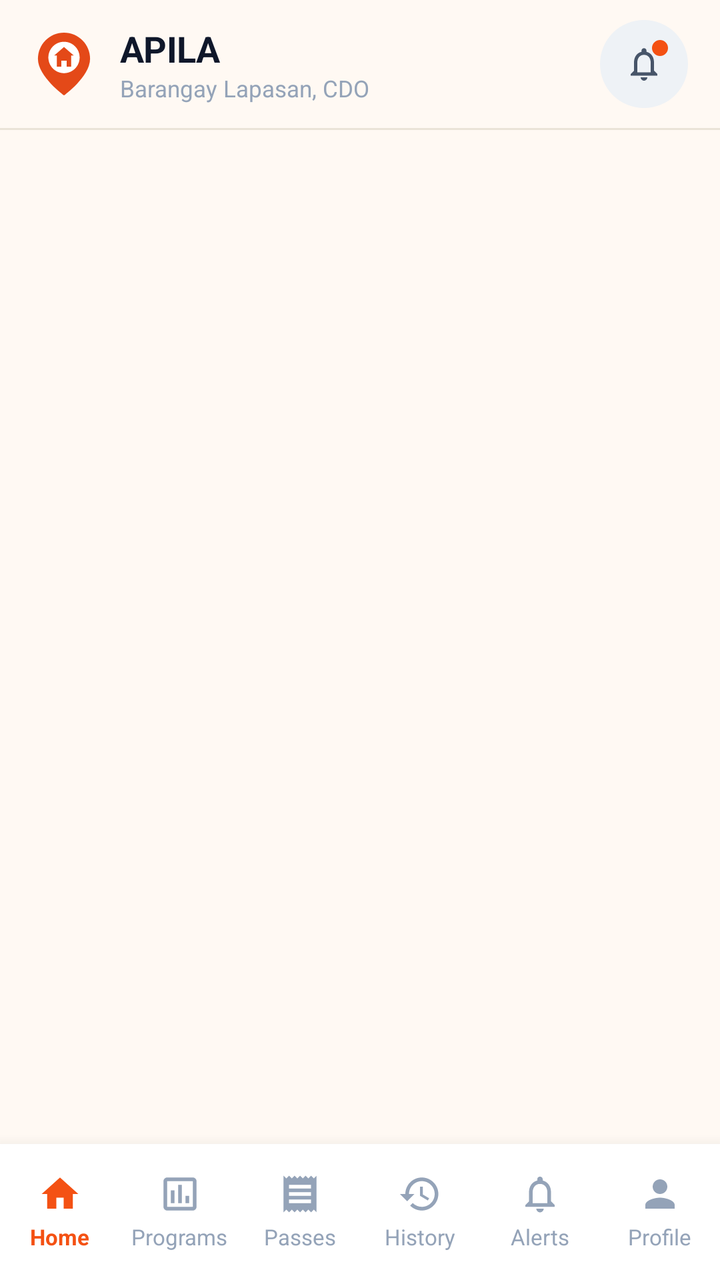
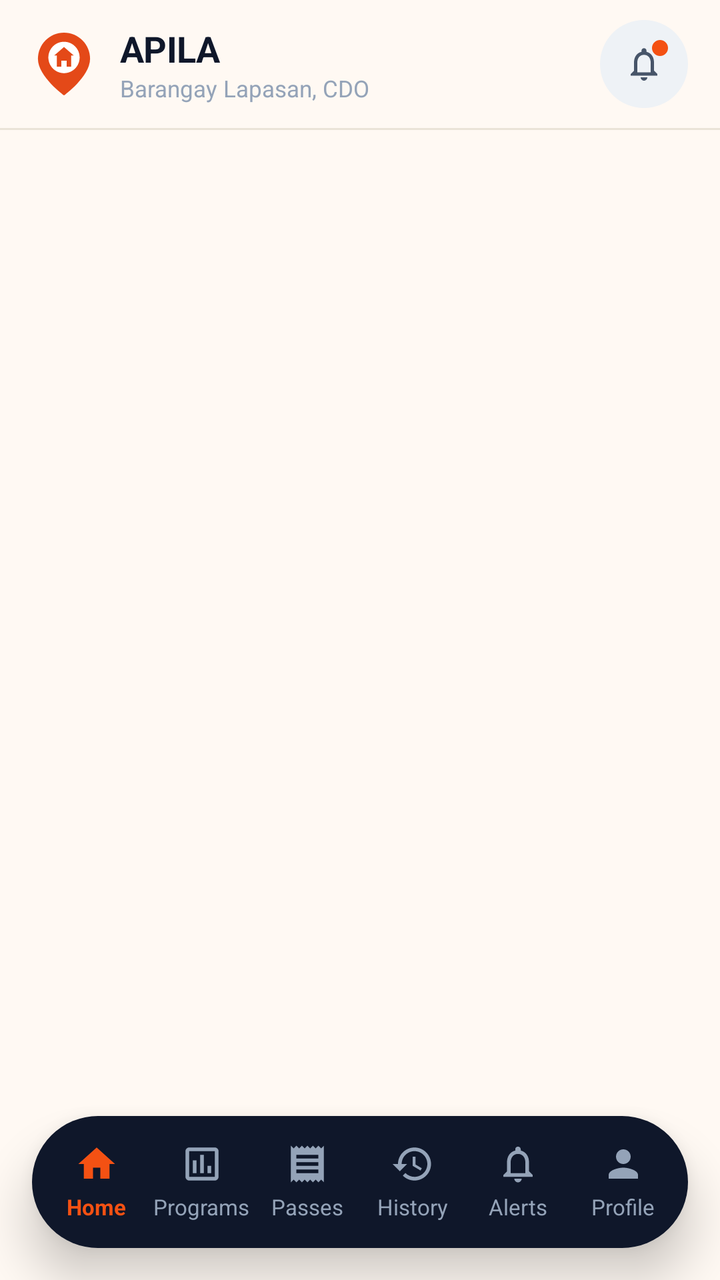

Before-and-after screenshots of an Android layout around one commit, followed by the original layout XML and the change that was made.
<!-- AndroidManifest.xml: application theme Theme.Apila -->
<!-- res/layout/activity_resident_main.xml -->
<?xml version="1.0" encoding="utf-8"?>
<androidx.coordinatorlayout.widget.CoordinatorLayout xmlns:android="http://schemas.android.com/apk/res/android"
    xmlns:app="http://schemas.android.com/apk/res-auto"
    android:layout_width="match_parent"
    android:layout_height="match_parent"
    android:background="@color/warm_background">

    
    <com.google.android.material.appbar.AppBarLayout
        android:id="@+id/appBarLayout"
        android:layout_width="match_parent"
        android:layout_height="wrap_content"
        android:background="@color/warm_background"
        app:elevation="0dp">

        <androidx.appcompat.widget.Toolbar
            android:id="@+id/toolbar"
            android:layout_width="match_parent"
            android:layout_height="64dp"
            android:background="@color/warm_background">

            <LinearLayout
                android:layout_width="match_parent"
                android:layout_height="match_parent"
                android:gravity="center_vertical"
                android:orientation="horizontal"
                android:paddingEnd="16dp">

                
                <ImageView
                    android:layout_width="32dp"
                    android:layout_height="34dp"
                    android:src="@drawable/ic_apila_pin"
                    android:contentDescription="APILA Logo" />

                
                <LinearLayout
                    android:layout_width="0dp"
                    android:layout_height="wrap_content"
                    android:layout_marginStart="12dp"
                    android:layout_weight="1"
                    android:orientation="vertical">

                    <TextView
                        android:id="@+id/tvToolbarTitle"
                        android:layout_width="wrap_content"
                        android:layout_height="wrap_content"
                        android:text="APILA"
                        android:textColor="#0F172A"
                        android:textSize="18sp"
                        android:textStyle="bold"
                        android:letterSpacing="-0.01" />

                    <TextView
                        android:layout_width="wrap_content"
                        android:layout_height="wrap_content"
                        android:text="Barangay Lapasan, CDO"
                        android:textColor="#94A3B8"
                        android:textSize="11.5sp" />
                </LinearLayout>

                
                <FrameLayout
                    android:id="@+id/btnQuickNotification"
                    android:layout_width="44dp"
                    android:layout_height="44dp"
                    android:background="@drawable/bg_icon_circle_navy"
                    android:clickable="true"
                    android:focusable="true">

                    <ImageView
                        android:layout_width="20dp"
                        android:layout_height="20dp"
                        android:layout_gravity="center"
                        android:src="@drawable/ic_notifications"
                        android:contentDescription="Alerts"
                        app:tint="#475569" />

                    
                    <View
                        android:layout_width="8dp"
                        android:layout_height="8dp"
                        android:layout_gravity="top|end"
                        android:layout_marginTop="10dp"
                        android:layout_marginEnd="10dp"
                        android:background="@drawable/bg_dot_active" />
                </FrameLayout>
            </LinearLayout>

        </androidx.appcompat.widget.Toolbar>

        
        <View
            android:layout_width="match_parent"
            android:layout_height="1dp"
            android:background="#EAE3D7" />

    </com.google.android.material.appbar.AppBarLayout>

    <FrameLayout
        android:id="@+id/fragmentContainer"
        android:layout_width="match_parent"
        android:layout_height="match_parent"
        android:layout_marginBottom="68dp"
        app:layout_behavior="@string/appbar_scrolling_view_behavior" />

    
    <LinearLayout
        android:id="@+id/bottomNavContainer"
        android:layout_width="match_parent"
        android:layout_height="68dp"
        android:layout_gravity="bottom"
        android:background="@color/white"
        android:elevation="12dp"
        android:orientation="horizontal"
        android:paddingTop="6dp"
        android:paddingBottom="6dp">

        
        <LinearLayout
            android:id="@+id/tabHome"
            android:layout_width="0dp"
            android:layout_height="match_parent"
            android:layout_weight="1"
            android:background="?attr/selectableItemBackground"
            android:clickable="true"
            android:focusable="true"
            android:gravity="center"
            android:orientation="vertical">

            <ImageView
                android:id="@+id/ivTabHome"
                android:layout_width="22dp"
                android:layout_height="22dp"
                android:src="@drawable/ic_home"
                app:tint="@color/brand_orange" />

            <TextView
                android:id="@+id/tvTabHome"
                android:layout_width="wrap_content"
                android:layout_height="wrap_content"
                android:layout_marginTop="3dp"
                android:text="Home"
                android:textColor="@color/brand_orange"
                android:textSize="11sp"
                android:textStyle="bold" />
        </LinearLayout>

        
        <LinearLayout
            android:id="@+id/tabPrograms"
            android:layout_width="0dp"
            android:layout_height="match_parent"
            android:layout_weight="1"
            android:background="?attr/selectableItemBackground"
            android:clickable="true"
            android:focusable="true"
            android:gravity="center"
            android:orientation="vertical">

            <ImageView
                android:id="@+id/ivTabPrograms"
                android:layout_width="22dp"
                android:layout_height="22dp"
                android:src="@drawable/ic_programs"
                app:tint="@color/text_tertiary" />

            <TextView
                android:id="@+id/tvTabPrograms"
                android:layout_width="wrap_content"
                android:layout_height="wrap_content"
                android:layout_marginTop="3dp"
                android:text="Programs"
                android:textColor="@color/text_tertiary"
                android:textSize="11sp" />
        </LinearLayout>

        
        <LinearLayout
            android:id="@+id/tabMyPrograms"
            android:layout_width="0dp"
            android:layout_height="match_parent"
            android:layout_weight="1"
            android:background="?attr/selectableItemBackground"
            android:clickable="true"
            android:focusable="true"
            android:gravity="center"
            android:orientation="vertical">

            <ImageView
                android:id="@+id/ivTabMyPrograms"
                android:layout_width="22dp"
                android:layout_height="22dp"
                android:src="@drawable/ic_my_programs"
                app:tint="@color/text_tertiary" />

            <TextView
                android:id="@+id/tvTabMyPrograms"
                android:layout_width="wrap_content"
                android:layout_height="wrap_content"
                android:layout_marginTop="3dp"
                android:text="Passes"
                android:textColor="@color/text_tertiary"
                android:textSize="11sp" />
        </LinearLayout>

        
        <LinearLayout
            android:id="@+id/tabHistory"
            android:layout_width="0dp"
            android:layout_height="match_parent"
            android:layout_weight="1"
            android:background="?attr/selectableItemBackground"
            android:clickable="true"
            android:focusable="true"
            android:gravity="center"
            android:orientation="vertical">

            <ImageView
                android:id="@+id/ivTabHistory"
                android:layout_width="22dp"
                android:layout_height="22dp"
                android:src="@drawable/ic_history"
                app:tint="@color/text_tertiary" />

            <TextView
                android:id="@+id/tvTabHistory"
                android:layout_width="wrap_content"
                android:layout_height="wrap_content"
                android:layout_marginTop="3dp"
                android:text="History"
                android:textColor="@color/text_tertiary"
                android:textSize="11sp" />
        </LinearLayout>

        
        <LinearLayout
            android:id="@+id/tabNotifications"
            android:layout_width="0dp"
            android:layout_height="match_parent"
            android:layout_weight="1"
            android:background="?attr/selectableItemBackground"
            android:clickable="true"
            android:focusable="true"
            android:gravity="center"
            android:orientation="vertical">

            <ImageView
                android:id="@+id/ivTabNotifications"
                android:layout_width="22dp"
                android:layout_height="22dp"
                android:src="@drawable/ic_notifications"
                app:tint="@color/text_tertiary" />

            <TextView
                android:id="@+id/tvTabNotifications"
                android:layout_width="wrap_content"
                android:layout_height="wrap_content"
                android:layout_marginTop="3dp"
                android:text="Alerts"
                android:textColor="@color/text_tertiary"
                android:textSize="11sp" />
        </LinearLayout>

        
        <LinearLayout
            android:id="@+id/tabProfile"
            android:layout_width="0dp"
            android:layout_height="match_parent"
            android:layout_weight="1"
            android:background="?attr/selectableItemBackground"
            android:clickable="true"
            android:focusable="true"
            android:gravity="center"
            android:orientation="vertical">

            <ImageView
                android:id="@+id/ivTabProfile"
                android:layout_width="22dp"
                android:layout_height="22dp"
                android:src="@drawable/ic_profile"
                app:tint="@color/text_tertiary" />

            <TextView
                android:id="@+id/tvTabProfile"
                android:layout_width="wrap_content"
                android:layout_height="wrap_content"
                android:layout_marginTop="3dp"
                android:text="Profile"
                android:textColor="@color/text_tertiary"
                android:textSize="11sp" />
        </LinearLayout>

    </LinearLayout>

</androidx.coordinatorlayout.widget.CoordinatorLayout>
<!-- resources referenced by this layout -->
<resources>
  <color name="brand_orange">#F45113</color>
  <color name="text_tertiary">#94A3B8</color>
  <color name="warm_background">#FFF9F3</color>
  <color name="white">#FFFFFF</color>
  <!-- drawable bg_dot_active (drawable) -->
  <?xml version="1.0" encoding="utf-8"?>
  <shape xmlns:android="http://schemas.android.com/apk/res/android"
      android:shape="rectangle">
      <corners android:radius="4dp" />
      <solid android:color="@color/brand_orange" />
      <size
          android:width="20dp"
          android:height="6dp" />
  </shape>
  <!-- drawable bg_icon_circle_navy (drawable) -->
  <?xml version="1.0" encoding="utf-8"?>
  <shape xmlns:android="http://schemas.android.com/apk/res/android"
      android:shape="oval">
      <solid android:color="#EEF2F6" />
  </shape>
  <!-- drawable ic_history (drawable) -->
  <vector xmlns:android="http://schemas.android.com/apk/res/android"
      android:width="24dp"
      android:height="24dp"
      android:viewportWidth="24"
      android:viewportHeight="24">
      <path
          android:fillColor="#FFFFFFFF"
          android:pathData="M13,3c-4.97,0 -9,4.03 -9,9H1l3.89,3.89 0.07,0.14L9,12H6c0,-3.87 3.13,-7 7,-7s7,3.13 7,7 -3.13,7 -7,7c-1.93,0 -3.68,-0.79 -4.94,-2.06l-1.42,1.42C8.27,19.99 10.51,21 13,21c4.97,0 9,-4.03 9,-9s-4.03,-9 -9,-9zm-1,5v5l4.28,2.54 0.72,-1.21 -3.5,-2.08V8H12z" />
  </vector>
  <!-- drawable ic_home (drawable) -->
  <vector xmlns:android="http://schemas.android.com/apk/res/android"
      android:width="24dp"
      android:height="24dp"
      android:viewportWidth="24"
      android:viewportHeight="24">
      <path
          android:fillColor="#FFFFFFFF"
          android:pathData="M10,20v-6h4v6h5v-8h3L12,3 2,12h3v8z" />
  </vector>
  <!-- drawable ic_my_programs (drawable) -->
  <vector xmlns:android="http://schemas.android.com/apk/res/android"
      android:width="24dp"
      android:height="24dp"
      android:viewportWidth="24"
      android:viewportHeight="24">
      <path
          android:fillColor="#FFFFFFFF"
          android:pathData="M18,17H6v-2h12v2zm0,-4H6v-2h12v2zm0,-4H6V7h12v2zM3,22l1.5,-1.5L6,22l1.5,-1.5L9,22l1.5,-1.5L12,22l1.5,-1.5L15,22l1.5,-1.5L18,22l1.5,-1.5L21,22V2l-1.5,1.5L18,2l-1.5,1.5L15,2l-1.5,1.5L12,2l-1.5,1.5L9,2 7.5,3.5 6,2 4.5,3.5 3,2v20z" />
  </vector>
  <!-- drawable ic_notifications (drawable) -->
  <vector xmlns:android="http://schemas.android.com/apk/res/android"
      android:width="24dp"
      android:height="24dp"
      android:viewportWidth="24"
      android:viewportHeight="24">
      <path
          android:fillColor="#FFFFFFFF"
          android:pathData="M12,22c1.1,0 2,-0.9 2,-2h-4c0,1.1 0.9,2 2,2zm6,-6v-5c0,-3.07 -1.63,-5.64 -4.5,-6.32V4c0,-0.83 -0.67,-1.5 -1.5,-1.5s-1.5,0.67 -1.5,1.5v0.68C7.64,5.36 6,7.92 6,11v5l-2,2v1h16v-1l-2,-2zm-2,1H8v-6c0,-2.48 1.51,-4.5 4,-4.5s4,2.02 4,4.5v6z" />
  </vector>
  <!-- drawable ic_profile (drawable) -->
  <vector xmlns:android="http://schemas.android.com/apk/res/android"
      android:width="24dp"
      android:height="24dp"
      android:viewportWidth="24"
      android:viewportHeight="24">
      <path
          android:fillColor="#FFFFFFFF"
          android:pathData="M12,12c2.21,0 4,-1.79 4,-4s-1.79,-4 -4,-4 -4,1.79 -4,4 1.79,4 4,4zm0,2c-2.67,0 -8,1.34 -8,4v2h16v-2c0,-2.66 -5.33,-4 -8,-4z" />
  </vector>
  <!-- drawable ic_programs (drawable) -->
  <vector xmlns:android="http://schemas.android.com/apk/res/android"
      android:width="24dp"
      android:height="24dp"
      android:viewportWidth="24"
      android:viewportHeight="24">
      <path
          android:fillColor="#FFFFFFFF"
          android:pathData="M19,3H5c-1.1,0 -2,0.9 -2,2v14c0,1.1 0.9,2 2,2h14c1.1,0 2,-0.9 2,-2V5c0,-1.1 -0.9,-2 -2,-2zM19,19H5V5h14v14zM7,10h2v7H7zm4,-3h2v10h-2zm4,6h2v4h-2z" />
  </vector>
  <!-- unchanged entries left out for length: 2 -->
</resources>

<!-- the commit's change to res/layout/activity_resident_main.xml (unified diff, before → after) -->
@@ -101,20 +101,22 @@
         android:id="@+id/fragmentContainer"
         android:layout_width="match_parent"
         android:layout_height="match_parent"
-        android:layout_marginBottom="68dp"
         app:layout_behavior="@string/appbar_scrolling_view_behavior" />
 
     
     <LinearLayout
         android:id="@+id/bottomNavContainer"
         android:layout_width="match_parent"
-        android:layout_height="68dp"
+        android:layout_height="66dp"
         android:layout_gravity="bottom"
-        android:background="@color/white"
-        android:elevation="12dp"
+        android:layout_marginStart="16dp"
+        android:layout_marginEnd="16dp"
+        android:layout_marginBottom="16dp"
+        android:background="@drawable/bg_floating_bottom_nav"
+        android:elevation="14dp"
         android:orientation="horizontal"
-        android:paddingTop="6dp"
-        android:paddingBottom="6dp">
+        android:paddingStart="6dp"
+        android:paddingEnd="6dp">
 
         
         <LinearLayout
<!-- resource entries referenced after the edit -->
@@ -13,6 +13,13 @@
       <size
           android:width="20dp"
           android:height="6dp" />
+  </shape>
+  <!-- drawable bg_floating_bottom_nav (drawable) -->
+  <?xml version="1.0" encoding="utf-8"?>
+  <shape xmlns:android="http://schemas.android.com/apk/res/android"
+      android:shape="rectangle">
+      <corners android:radius="36dp" />
+      <solid android:color="#0F172A" />
   </shape>
   <!-- drawable bg_icon_circle_navy (drawable) -->
   <?xml version="1.0" encoding="utf-8"?>
